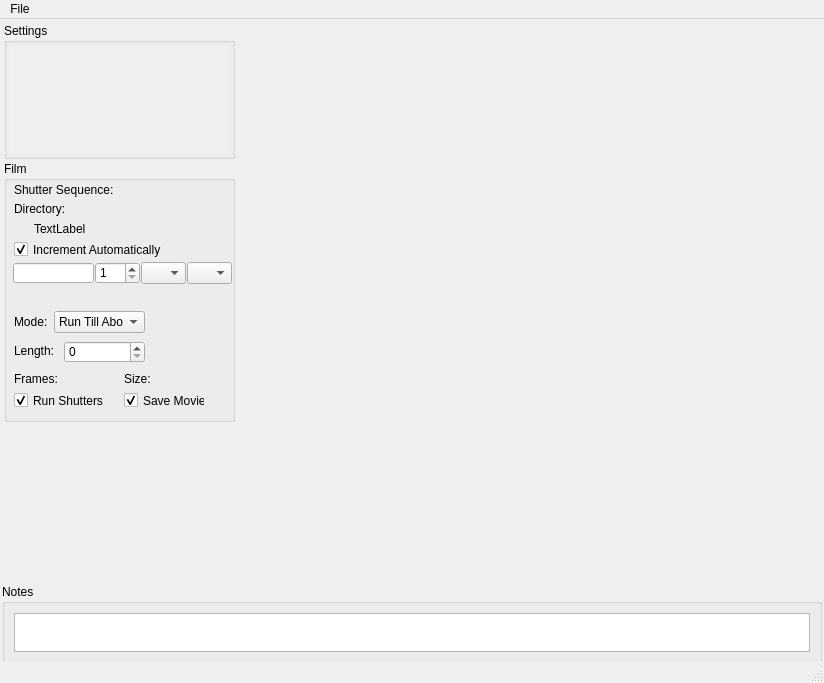
First picture: the form in hal4000/qtdesigner/hal4000.ui, repository ZhuangLab/storm-control, before the edit.
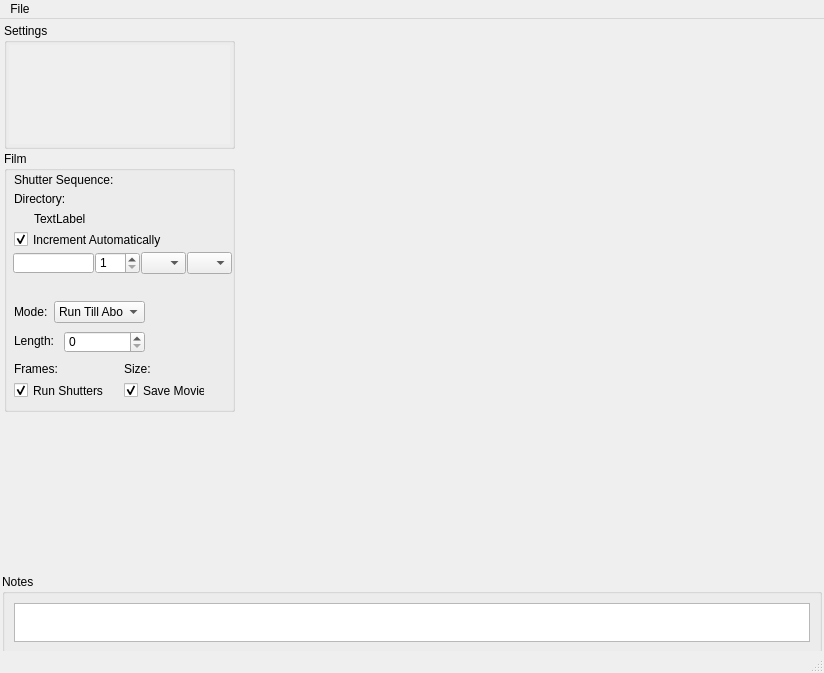
Second picture: the form after the edit. Icons and pictures are not drawn.

Diff of the .ui file:
```diff
--- a/hal4000/qtdesigner/hal4000.ui
+++ b/hal4000/qtdesigner/hal4000.ui
@@ -7,7 +7,7 @@
     <x>0</x>
     <y>0</y>
     <width>824</width>
-    <height>683</height>
+    <height>673</height>
    </rect>
   </property>
   <property name="sizePolicy">
@@ -153,7 +153,7 @@
                   <x>0</x>
                   <y>0</y>
                   <width>225</width>
-                  <height>104</height>
+                  <height>107</height>
                  </rect>
                 </property>
                </widget>
@@ -511,7 +511,7 @@
          <property name="minimumSize">
           <size>
            <width>583</width>
-           <height>546</height>
+           <height>541</height>
           </size>
          </property>
          <property name="maximumSize">
```
Left out of the diff: 2 changed lines with no effect on the pictures.
